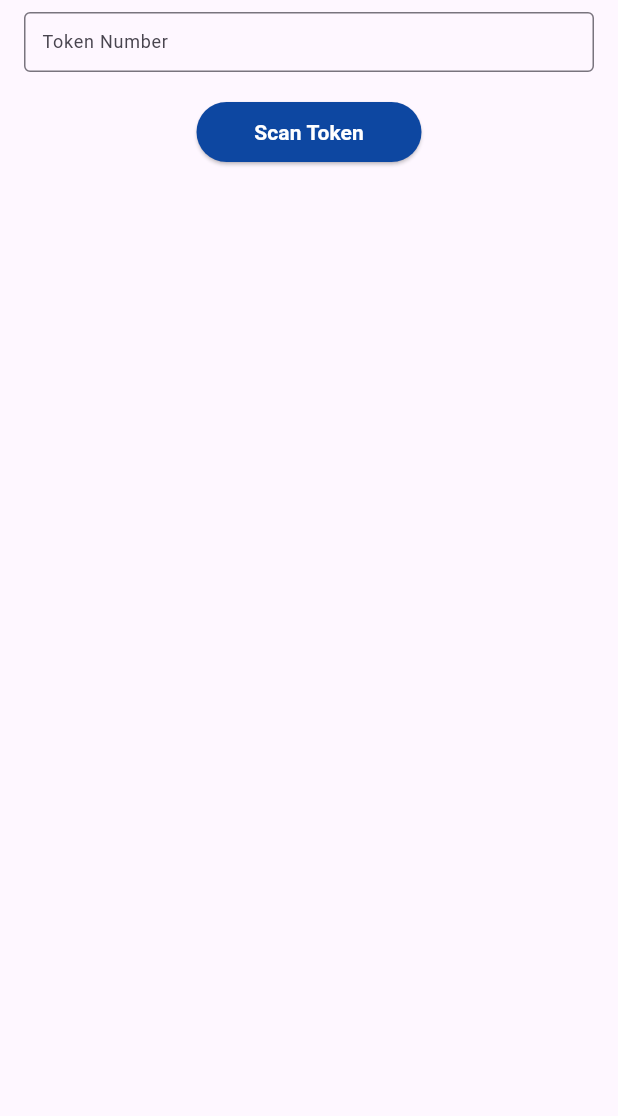
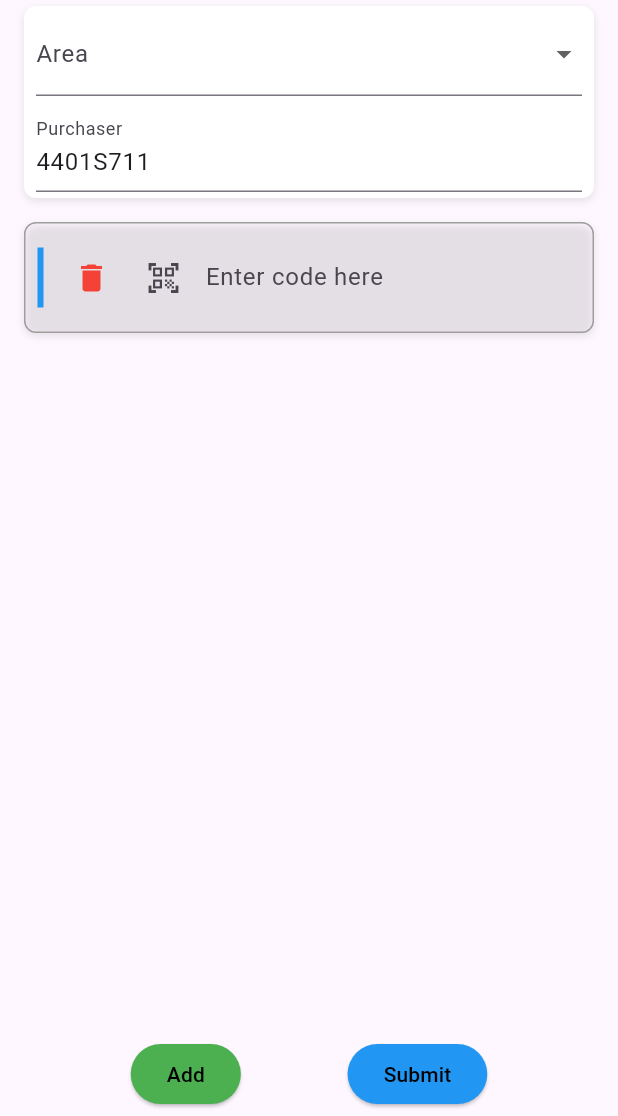
Before and after one commit to raghavinani/BW_web, a Flutter app: the HomePage screen opened directly, on a phone screen of 412 x 824 dp, the part 120-1236 px from its top. Run offline on Flutter 3.47's test engine with Material 3 defaults, Android fonts, the phone set to English and light mode, and no system bars; our stand-ins replace carousel_slider, file_picker, flutter_secure_storage, marquee, shared_preferences; missing offline and left inert: excel, mobile_scanner; accounts and stored records are empty.

Commit message:
Token Scan page updated according to requirement

```diff
--- a/lib/QR_scanner.dart
+++ b/lib/QR_scanner.dart
@@ -28,7 +28,121 @@ class HomePage extends StatefulWidget {
 }
 
 class _HomePageState extends State<HomePage> {
-  final TextEditingController _tokenController = TextEditingController();
+  final List<Map<String, dynamic>> _tokenFields = [];
+
+  @override
+  void initState() {
+    super.initState();
+    _addTokenField();
+  }
+
+  void _addTokenField() {
+    setState(() {
+      _tokenFields.add({
+        'controller': TextEditingController(),
+        'validationMessage': null,
+      });
+    });
+  }
+
+  void _removeTokenField(int index) {
+    setState(() {
+      _tokenFields.removeAt(index);
+    });
+  }
+
+  /// Function to validate the input value
+  String? _validateToken(String value) {
+    if (value == 'NU87787HVY') {
+      return 'Token Details: Successfully scanned';
+    } else {
+      return 'Error: $value - Please check with IT or Company Officer';
+    }
+  }
+
+  Widget _buildTokenField(int index) {
+    var field = _tokenFields[index];
+    TextEditingController inputController = field['controller'];
+
+    return Container(
+      margin: const EdgeInsets.symmetric(vertical: 8),
+      padding: const EdgeInsets.all(8),
+      decoration: BoxDecoration(
+        border: Border.all(color: Colors.grey),
+        borderRadius: BorderRadius.circular(8),
+        boxShadow: [
+          BoxShadow(
+            color: Colors.black.withOpacity(0.1),
+            blurRadius: 4,
+            offset: const Offset(0, 2),
+          )
+        ],
+      ),
+      child: Column(
+        children: [
+          Row(
+            children: [
+              Container(
+                width: 4,
+                height: 40,
+                color: Colors.blue,
+              ),
+              const SizedBox(width: 8),
+              IconButton(
+                icon: const Icon(Icons.delete, color: Colors.red),
+                onPressed: () => _removeTokenField(index),
+              ),
+              Expanded(
+                child: TextField(
+                  controller: inputController,
+                  decoration: InputDecoration(
+                    prefixIcon: IconButton(
+                      icon: const Icon(Icons.qr_code_scanner),
+                      onPressed: () async {
+                        final scannedValue = await Navigator.of(context).push(
+                          MaterialPageRoute(
+                            builder: (context) => QrCodeScannerPage(),
+                          ),
+                        );
+                        if (scannedValue != null) {
+                          setState(() {
+                            inputController.text = scannedValue;
+                            field['validationMessage'] =
+                                _validateToken(scannedValue);
+                          });
+                        }
+                      },
+                    ),
+                    border: InputBorder.none,
+                    labelText: 'Enter code here',
+                  ),
+                  onChanged: (value) {
+                    if (value.length >= 10) {
+                      setState(() {
+                        field['validationMessage'] = _validateToken(value);
+                      });
+                    }
+                  },
+                ),
+              ),
+            ],
+          ),
+          if (field['validationMessage'] != null)
+            Padding(
+              padding: const EdgeInsets.all(8.0),
+              child: Text(
+                field['validationMessage'],
+                style: TextStyle(
+                  color: field['validationMessage'].contains('Error')
+                      ? Colors.red
+                      : Colors.green,
+                ),
+              ),
+            ),
+        ],
+      ),
+    );
+  }
 
   @override
   Widget build(BuildContext context) {
@@ -37,10 +151,7 @@ class _HomePageState extends State<HomePage> {
       appBar: CustomAppBar(),
       drawer: CustomSidebar(),
       endDrawer: const ProfileSidebar(),
-      body: Stack(
-        children: [
-          // Main content
-          Padding(
+      body: Padding(
         padding: const EdgeInsets.symmetric(horizontal: 16, vertical: 4),
         child: Column(
           crossAxisAlignment: CrossAxisAlignment.stretch,
@@ -53,59 +164,68 @@ class _HomePageState extends State<HomePage> {
                 color: Colors.blueAccent,
               ),
             ),
+            const SizedBox(height: 4),
+            Container(
+              padding: const EdgeInsets.symmetric(horizontal: 8, vertical: 4),
+              decoration: BoxDecoration(
+                color: Colors.white,
+                borderRadius: BorderRadius.circular(8),
+                boxShadow: [
+                  BoxShadow(
+                    color: Colors.black.withOpacity(0.1),
+                    blurRadius: 4,
+                    offset: const Offset(0, 2),
+                  ),
+                ],
+              ),
+              child: Column(
+                children: [
+                  DropdownButtonFormField(
+                    decoration: const InputDecoration(labelText: 'Area'),
+                    items: ['Jaipur', 'Mumbai', 'Delhi']
+                        .map((area) =>
+                            DropdownMenuItem(value: area, child: Text(area)))
+                        .toList(),
+                    onChanged: (value) {},
+                  ),
                   const SizedBox(height: 8),
-                SizedBox(
-                  height: 40,
-                  child: TextField(
-                    controller: _tokenController,
-                    style: const TextStyle(
-                        fontSize: 16), // Adjust text size inside the field
-                    decoration: const InputDecoration(
-                      labelText: 'Token Number',
-                      labelStyle: TextStyle(fontSize: 12), // Label size
-                      border: OutlineInputBorder(),
-                      contentPadding: EdgeInsets.symmetric(
-                          vertical: 4, horizontal: 8), // Adjust padding
-                    ),
-                  ),
-                ),
-                const SizedBox(height: 16),
-                Center(
-                  child: SizedBox(
-                    width: 150,
-                    child: ElevatedButton(
-                      style: ElevatedButton.styleFrom(
-                        backgroundColor: Colors.blue[900], // Dark blue shade
-                        padding: const EdgeInsets.symmetric(vertical: 4),
-                      ),
-                      onPressed: () async {
-                        final scannedValue = await Navigator.of(context).push(
-                          MaterialPageRoute(
-                            builder: (context) => QrCodeScannerPage(),
-                          ),
-                        );
-
-                        if (scannedValue != null) {
-                          setState(() {
-                            _tokenController.text = scannedValue;
-                          });
-                        }
-                      },
-                      child: const Text(
-                        'Scan Token',
-                        style: TextStyle(
-                          color: Colors.white,
-                          fontWeight: FontWeight.bold,
-                          fontSize: 14,
-                        ),
-                      ),
-                    ),
-                  ),
+                  TextFormField(
+                    initialValue: '4401S711',
+                    decoration: const InputDecoration(labelText: 'Purchaser'),
+                    readOnly: true,
                   ),
                 ],
               ),
             ),
+            const SizedBox(height: 8),
+            Expanded(
+              child: SingleChildScrollView(
+                child: Column(
+                  children:
+                      List.generate(_tokenFields.length, _buildTokenField),
+                ),
+              ),
+            ),
+            Row(
+              mainAxisAlignment: MainAxisAlignment.spaceEvenly,
+              children: [
+                ElevatedButton(
+                  style:
+                      ElevatedButton.styleFrom(backgroundColor: Colors.green),
+                  onPressed: _addTokenField,
+                  child:
+                      const Text('Add', style: TextStyle(color: Colors.black)),
+                ),
+                ElevatedButton(
+                  style: ElevatedButton.styleFrom(backgroundColor: Colors.blue),
+                  onPressed: () {},
+                  child: const Text('Submit',
+                      style: TextStyle(color: Colors.black)),
+                ),
               ],
+            ),
+          ],
+        ),
       ),
     );
   }
--- a/lib/custom_app_bar/app_bar.dart
+++ b/lib/custom_app_bar/app_bar.dart
@@ -26,7 +26,8 @@ class _CustomAppBarState extends State<CustomAppBar> {
     final screenWidth = MediaQuery.of(context).size.width;
     double appBarHeight = isSearchActive ? 100 : 50;
 
-    return AnimatedContainer(
+    return SafeArea(
+      child: AnimatedContainer(
         duration: const Duration(milliseconds: 200),
         height: appBarHeight,
         decoration: BoxDecoration(
@@ -138,13 +139,15 @@ class _CustomAppBarState extends State<CustomAppBar> {
               ),
               if (isSearchActive)
                 Padding(
-                padding: const EdgeInsets.symmetric(vertical: 5, horizontal: 8),
+                  padding:
+                      const EdgeInsets.symmetric(vertical: 5, horizontal: 8),
                   child: SizedBox(
                     height: 40,
                     child: SearchBarWidget(),
                   ),
                 ),
             ],
+          ),
         ),
       ),
     );
--- a/lib/sales_summary.dart
+++ b/lib/sales_summary.dart
@@ -136,7 +136,7 @@ class _SalesSummaryPageState extends State<SalesSummaryPage> {
 
   Widget _buildZoneSummary(BuildContext context) {
     return Container(
-      padding: EdgeInsets.symmetric(horizontal: 12, vertical: 6),
+      padding: EdgeInsets.symmetric(horizontal: 12, vertical: 8),
       decoration: BoxDecoration(
         color: Colors.white,
         borderRadius: BorderRadius.circular(12.0),
@@ -169,7 +169,7 @@ class _SalesSummaryPageState extends State<SalesSummaryPage> {
           ),
           SizedBox(height: 8),
           Container(
-            padding: EdgeInsets.symmetric(horizontal: 0.5, vertical: 1),
+            padding: EdgeInsets.symmetric(horizontal: 2, vertical: 2),
             decoration: BoxDecoration(
               color: Colors.white,
               boxShadow: [
@@ -195,8 +195,8 @@ class _SalesSummaryPageState extends State<SalesSummaryPage> {
 
   Widget _buildCategorySelection() {
     return Wrap(
-      spacing: 8,
-      runSpacing: 10,
+      spacing: 10,
+      runSpacing: 8,
       children: categories.map((category) {
         return GestureDetector(
           onTap: () {
@@ -207,7 +207,7 @@ class _SalesSummaryPageState extends State<SalesSummaryPage> {
           child: Text(
             category,
             style: TextStyle(
-              fontSize: 14,
+              fontSize: 12,
               fontWeight: selectedCategory == category
                   ? FontWeight.bold
                   : FontWeight.normal,
```
Lines whose indentation alone changed are shown as unchanged.
